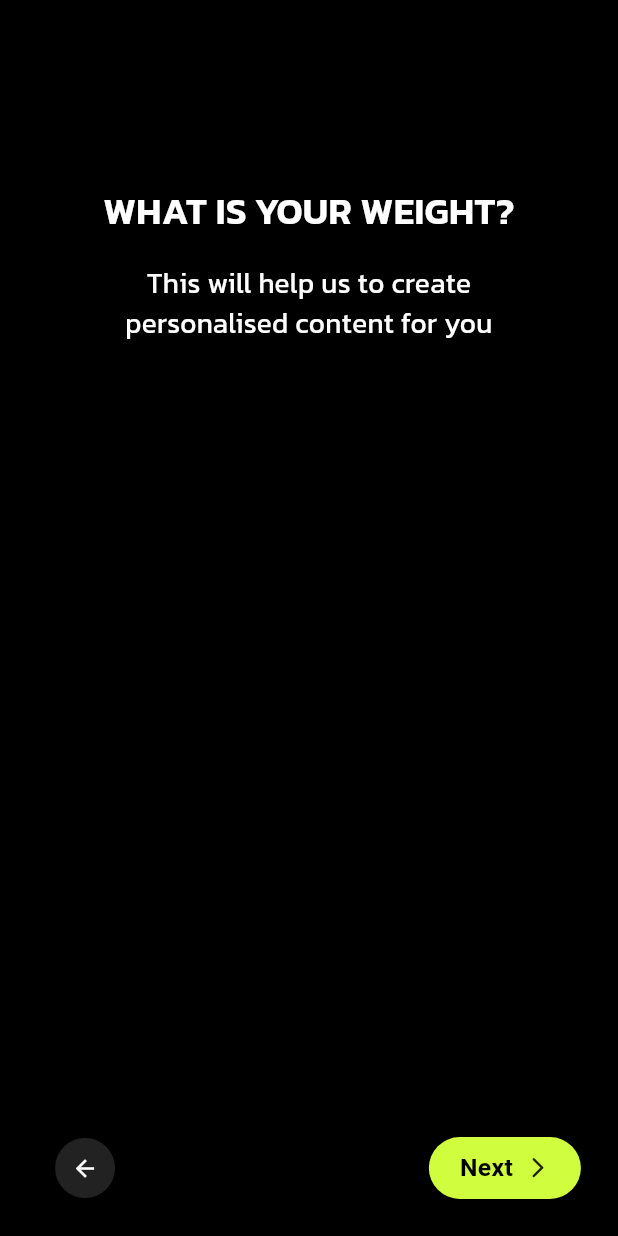
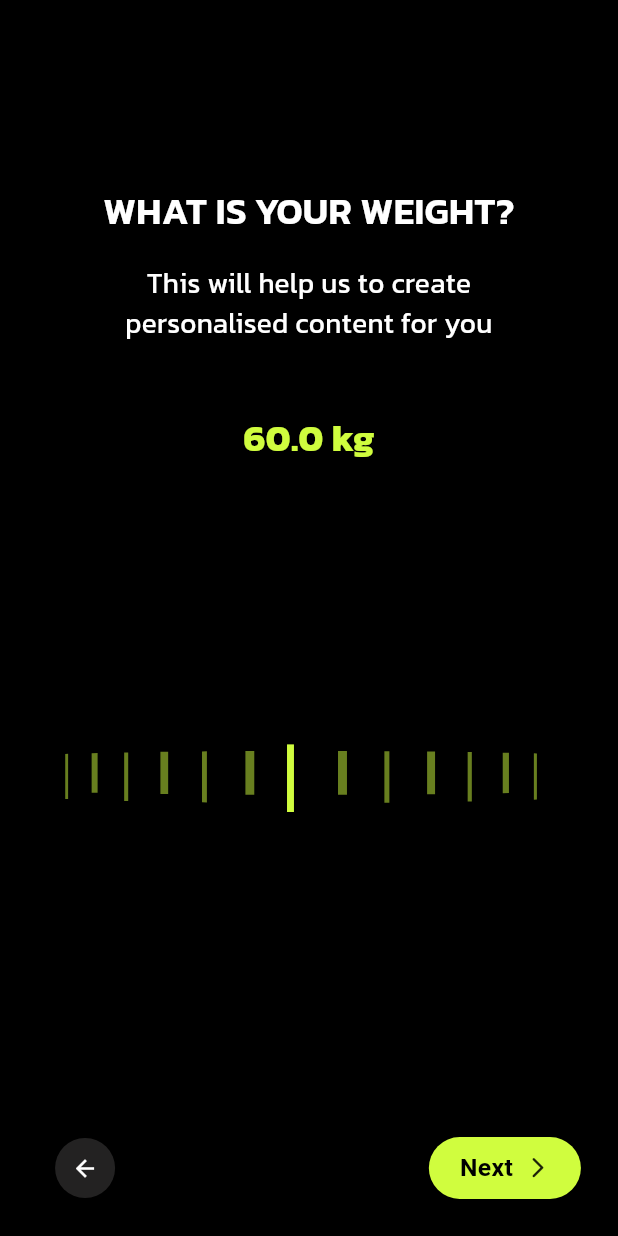
Before and after one commit to HappyJoddd/fitness_tracker_app, a Flutter app: the WeightPage screen opened by its route, on a phone screen of 412 x 824 dp. Run offline on Flutter 3.47's test engine with Material 3 defaults, Android fonts, the phone set to English and light mode, and no system bars; our stand-ins replace smooth_page_indicator.

Commit message:
Details Pages Completed

```diff
--- a/lib/pages/DetailsPage/Age.dart
+++ b/lib/pages/DetailsPage/Age.dart
@@ -40,13 +40,13 @@ class _AgePageState extends State<AgePage> {
                 height: size.height * 0.5,
                 child: Scrollselecter(
                   items: items,
+                  magnification: 1.3,
                 )),
             const Spacer(),
             DetailPageButton(
               text: "Next",
               onFrontTap: () {
-                    Navigator.pushNamed(
-                            context, '/height');
+                Navigator.pushNamed(context, '/weight');
               },
               ShowBackBotton: true,
               onBackTap: () {
--- a/lib/pages/DetailsPage/GoalPage.dart
+++ b/lib/pages/DetailsPage/GoalPage.dart
@@ -43,13 +43,13 @@ class _GoalsPageState extends State<GoalsPage> {
                 height: size.height * 0.5,
                 child: Scrollselecter(
                   items: items,
+                  magnification: 1.2,
                 )),
             const Spacer(),
             DetailPageButton(
               text: "Next",
               onFrontTap: () {
-                Navigator.pushNamed(
-                            context, '/activity');
+                Navigator.pushNamed(context, '/activity');
               },
               ShowBackBotton: true,
               onBackTap: () {
--- a/lib/pages/DetailsPage/HeightPage.dart
+++ b/lib/pages/DetailsPage/HeightPage.dart
@@ -40,13 +40,14 @@ class _HeightPageState extends State<HeightPage> {
                 height: size.height * 0.5,
                 child: Scrollselecter(
                   items: items,
+                  magnification: 1.3,
                 )),
             const Spacer(),
             DetailPageButton(
               text: "Next",
               onFrontTap: () {
                 Navigator.pushNamed(
-                            context, '/weight');
+                            context, '/goal');
               },
               ShowBackBotton: true,
               onBackTap: () {
--- a/lib/pages/DetailsPage/PhysicalActivityPage.dart
+++ b/lib/pages/DetailsPage/PhysicalActivityPage.dart
@@ -18,7 +18,7 @@ class _PhysicalactivitypageState extends State<Physicalactivitypage> {
       "Beginner",
       "Intermediate",
       "Advance",
-      "True Beast"
+      "True Athlete"
     ];
     var size = MediaQuery.of(context).size;
     return Scaffold(
@@ -43,6 +43,7 @@ class _PhysicalactivitypageState extends State<Physicalactivitypage> {
                 height: size.height * 0.5,
                 child: Scrollselecter(
                   items: items,
+                  magnification: 1.3,
                 )),
             const Spacer(),
             DetailPageButton(
--- a/lib/pages/DetailsPage/WeightPage.dart
+++ b/lib/pages/DetailsPage/WeightPage.dart
@@ -1,5 +1,6 @@
 import 'package:fitness/models/detailspageTitle.dart';
 import 'package:fitness/models/detailspagebutton.dart';
+import 'package:fitness/Constant/Colors.dart';
 import 'package:flutter/material.dart';
 
 class WeightPage extends StatefulWidget {
@@ -10,9 +11,15 @@ class WeightPage extends StatefulWidget {
 }
 
 class _WeightPageState extends State<WeightPage> {
+  double weight = 60.0;
   @override
   Widget build(BuildContext context) {
-     var size = MediaQuery.of(context).size;
+    List<String> levels = [];
+    for (var i = 5; i < 500; i++) {
+      levels.add(i.isEven ? "|" : "I");
+    }
+
+    var size = MediaQuery.of(context).size;
     return Scaffold(
       backgroundColor: Colors.black,
       body: Container(
@@ -31,12 +38,51 @@ class _WeightPageState extends State<WeightPage> {
                     "This will help us to create personalised content for you",
                 color: Colors.white),
             SizedBox(height: size.height * 0.055),
+            Text(
+              "$weight kg",
+              style: TextStyle(
+                  fontSize: size.width * 0.06,
+                  color: PrimaryColor,
+                  fontFamily: "Kanit"),
+            ),
+            SizedBox(height: size.height * 0.05),
+            SizedBox(
+              height: size.height * 0.4,
+              child: RotatedBox(
+                quarterTurns: -1,
+                child: ListWheelScrollView(
+                    itemExtent: size.height * 0.036,
+                    magnification: 1.3,
+                    useMagnifier: true,
+                    overAndUnderCenterOpacity: 0.5,
+                    physics: const FixedExtentScrollPhysics(),
+                    controller: FixedExtentScrollController(
+                        initialItem: (weight * 2).round() - 1),
+                    onSelectedItemChanged: (index) {
+                      setState(() {
+                        weight = (index + 1) / 2;
+                      });
+                    },
+                    children: levels.map((level) {
+                      return RotatedBox(
+                        quarterTurns: 1,
+                        child: Text(
+                          level,
+                          style: TextStyle(
+                            color: PrimaryColor,
+                            fontSize: size.height * 0.05,
+                            fontWeight: FontWeight.bold,
+                          ),
+                        ),
+                      );
+                    }).toList()),
+              ),
+            ),
             const Spacer(),
             DetailPageButton(
               text: "Next",
               onFrontTap: () {
-                    Navigator.pushNamed(
-                            context, '/goal');
+                Navigator.pushNamed(context, '/height');
               },
               ShowBackBotton: true,
               onBackTap: () {
```
Also changed, not shown: lib/models/scrollselecter.dart (+4 -3 lines).
